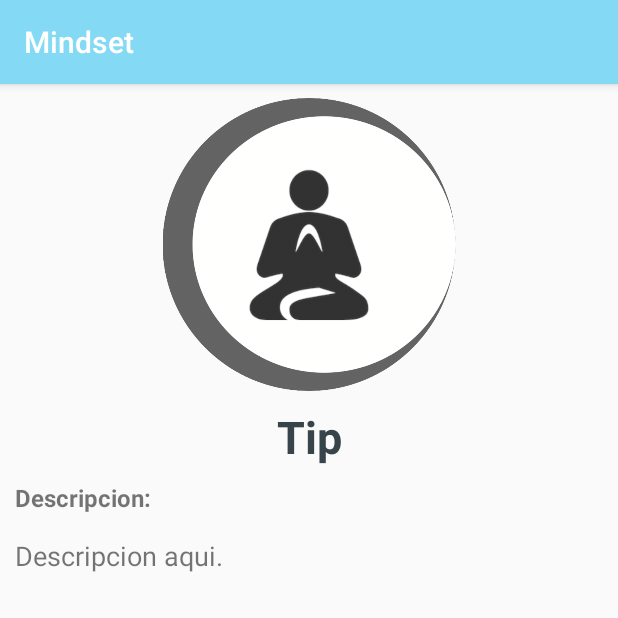
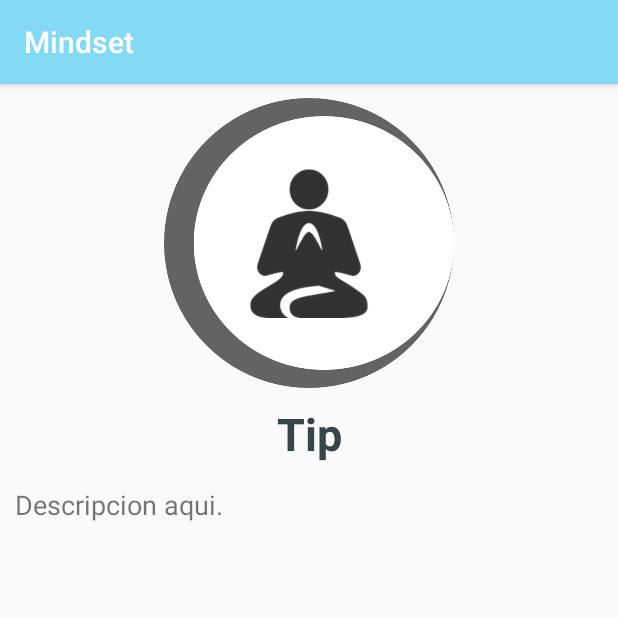
Before and after one commit to jvann/Mindset, an Android app: the TipDetail screen opened directly, with no data from a screen before it, on a phone screen of 412 x 824 dp, the top half of it. Run offline under Robolectric (Android 15) with nearby library versions, the phone set to English and light mode, and no system bars; 3 statements that could not run were skipped.

Commit message:
Created Tips list and detail activity.

```diff
--- a/Mindset/app/src/main/java/itesm/mx/mindset/EventDetail.java
+++ b/Mindset/app/src/main/java/itesm/mx/mindset/EventDetail.java
@@ -58,7 +58,6 @@ public class EventDetail extends AppCompatActivity implements View.OnClickListen
 
     @Override
     public void onClick(View view) {
-        //TODO: Change completed status here.
         dao.updateStatusTask(position);
         Toast.makeText(this, "Excelente!", Toast.LENGTH_SHORT).show();
         finish();
--- a/Mindset/app/src/main/java/itesm/mx/mindset/TipDetail.java
+++ b/Mindset/app/src/main/java/itesm/mx/mindset/TipDetail.java
@@ -2,12 +2,39 @@ package itesm.mx.mindset;
 
 import android.support.v7.app.AppCompatActivity;
 import android.os.Bundle;
+import android.widget.ImageView;
+import android.widget.TextView;
 
 public class TipDetail extends AppCompatActivity {
+
+    private static final String DEBUG_TAG = "TIP_DETAIL";
+
+    private TextView tvNameTip;
+    private TextView tvDescriptionTip;
+    private ImageView ivTip;
+    private Tip tip;
 
     @Override
     protected void onCreate(Bundle savedInstanceState) {
         super.onCreate(savedInstanceState);
         setContentView(R.layout.activity_tip_detail);
+
+        tvNameTip = (TextView) findViewById(R.id.text_tip_detail);
+        tvDescriptionTip = (TextView) findViewById(R.id.text_tip_description);
+        ivTip = (ImageView) findViewById(R.id.image_tip_detail);
+
+        Bundle data = getIntent().getExtras();
+        if (data != null) {
+            tip = MasterData.getInstance().getTips(data.getInt("position"));
+        }
+
+        setViewDetail();
+    }
+
+    private void setViewDetail() {
+
+        tvNameTip.setText(tip.getName());
+        tvDescriptionTip.setText(tip.getDescription());
+        ivTip.setImageResource(tip.getPicture());
     }
 }
--- a/Mindset/app/src/main/res/layout/activity_tip_detail.xml
+++ b/Mindset/app/src/main/res/layout/activity_tip_detail.xml
@@ -16,9 +16,9 @@
     <ImageView
         android:id="@+id/image_tip_detail"
         android:layout_width="match_parent"
-        android:layout_height="141dp"
-        app:srcCompat="@drawable/samplemeditation_floating"
-        android:layout_weight="0.09" />
+        android:layout_height="135dp"
+        android:layout_weight="0.09"
+        app:srcCompat="@drawable/samplemeditation_floating" />
 
     <Space
         android:layout_width="match_parent"
@@ -45,21 +45,6 @@
         tools:layout_editor_absoluteY="0dp" />
 
     <TextView
-        android:id="@+id/text_tip_description_static"
-        android:layout_width="match_parent"
-        android:layout_height="wrap_content"
-        android:paddingLeft="10dp"
-        android:text="Descripcion:"
-        android:textSize="16sp"
-        android:textStyle="bold" />
-
-    <Space
-        android:layout_width="match_parent"
-        android:layout_height="10dp"
-        tools:layout_editor_absoluteX="8dp"
-        tools:layout_editor_absoluteY="0dp" />
-
-    <TextView
         android:id="@+id/text_tip_description"
         android:layout_width="match_parent"
         android:layout_height="wrap_content"
--- a/Mindset/app/src/main/res/layout/fragment_tips.xml
+++ b/Mindset/app/src/main/res/layout/fragment_tips.xml
@@ -11,7 +11,4 @@
         android:layout_width="match_parent"
         android:layout_height="455dp" />
 
-    <SearchView
-        android:layout_width="match_parent"
-        android:layout_height="wrap_content" />
 </FrameLayout>
--- a/Mindset/app/src/main/res/layout/row_tip.xml
+++ b/Mindset/app/src/main/res/layout/row_tip.xml
@@ -23,10 +23,11 @@
             android:layout_height="match_parent"
             android:layout_weight="1"
             android:paddingLeft="15dp"
-            android:paddingTop="4dp"
+            android:paddingTop="40dp"
             android:text="Date"
             android:textAlignment="textStart"
-            android:textSize="14sp" />
+            android:textSize="22sp"
+            android:textStyle="bold" />
 
     </LinearLayout>
 
```
Also changed, not shown: Mindset/app/src/main/java/itesm/mx/mindset/MasterData.java (+5 -5 lines).
